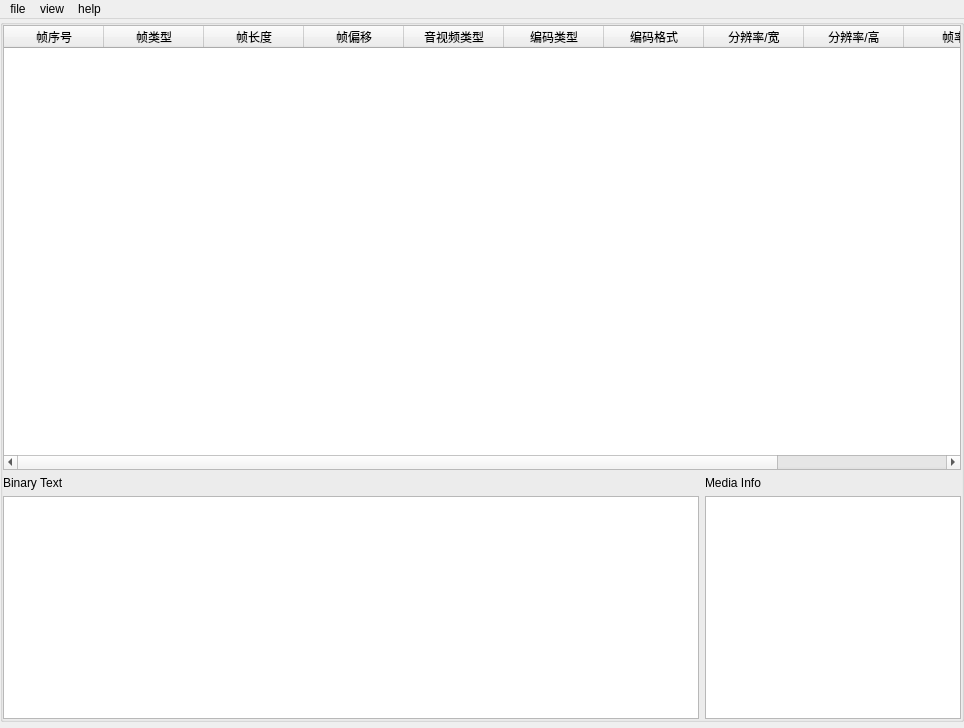
Above: SPas/sp_media_parser_qt.ui from LJianPeng/open_media_demux before the change. Below: the same form after it.
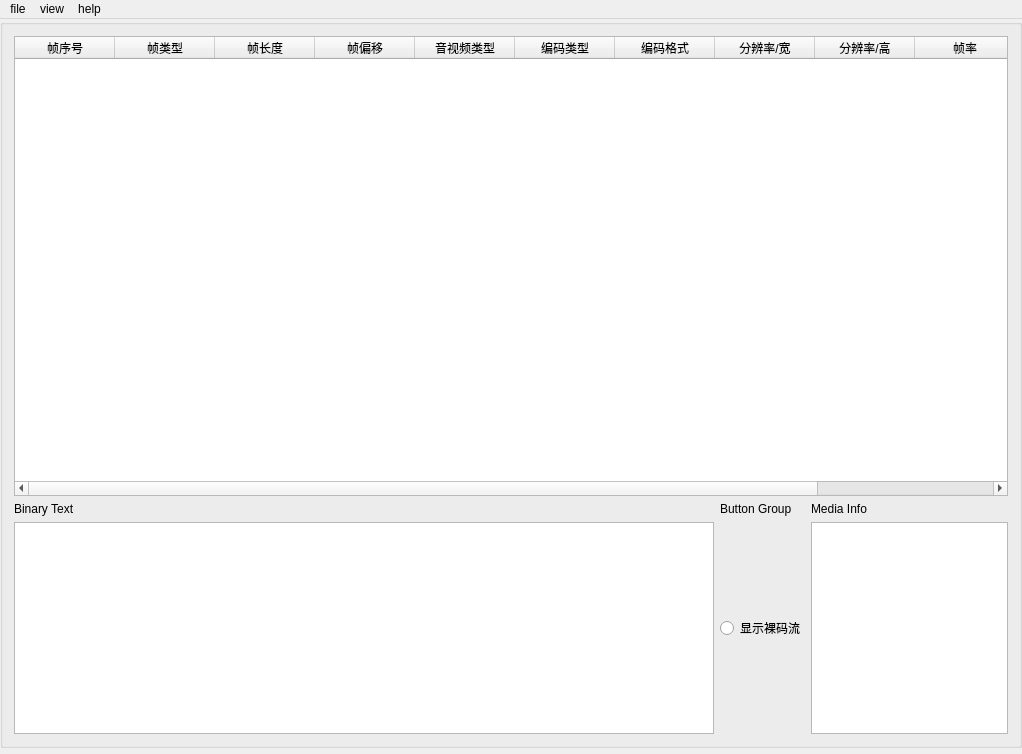
That is the form after the change.

Commit message: 更新原始数据显示

```diff
--- a/SPas/sp_media_parser_qt.ui
+++ b/SPas/sp_media_parser_qt.ui
@@ -6,8 +6,8 @@
    <rect>
     <x>0</x>
     <y>0</y>
-    <width>964</width>
-    <height>728</height>
+    <width>1022</width>
+    <height>754</height>
    </rect>
   </property>
   <property name="windowTitle">
@@ -35,33 +35,30 @@
       <property name="enabled">
        <bool>true</bool>
       </property>
+      <property name="sizePolicy">
+       <sizepolicy hsizetype="Expanding" vsizetype="Expanding">
+        <horstretch>0</horstretch>
+        <verstretch>0</verstretch>
+       </sizepolicy>
+      </property>
       <property name="inputMethodHints">
        <set>Qt::ImhHiddenText</set>
       </property>
       <property name="title">
        <string/>
       </property>
-      <layout class="QGridLayout" name="gridLayout" rowstretch="6,0,3" columnstretch="1,0" rowminimumheight="0,0,0">
-       <property name="leftMargin">
-        <number>0</number>
-       </property>
-       <property name="topMargin">
-        <number>0</number>
-       </property>
-       <property name="rightMargin">
-        <number>0</number>
-       </property>
-       <property name="bottomMargin">
-        <number>0</number>
-       </property>
-       <property name="spacing">
-        <number>6</number>
-       </property>
-       <item row="0" column="0" colspan="2">
+      <layout class="QGridLayout" name="gridLayout">
+       <item row="0" column="0" colspan="3">
         <widget class="QTableWidget" name="FrameListTableWidget">
          <property name="enabled">
           <bool>true</bool>
          </property>
+         <property name="minimumSize">
+          <size>
+           <width>0</width>
+           <height>460</height>
+          </size>
+         </property>
          <property name="contextMenuPolicy">
           <enum>Qt::CustomContextMenu</enum>
          </property>
@@ -148,6 +145,13 @@
         </widget>
        </item>
        <item row="1" column="1">
+        <widget class="QLabel" name="FrameShowBinaryTextLabel_2">
+         <property name="text">
+          <string>Button Group</string>
+         </property>
+        </widget>
+       </item>
+       <item row="1" column="2">
         <widget class="QLabel" name="MediaInfoLable">
          <property name="text">
           <string>Media Info</string>
@@ -155,10 +159,31 @@
         </widget>
        </item>
        <item row="2" column="0">
-        <widget class="QTextEdit" name="FrameShowBinaryText"/>
+        <widget class="QTextEdit" name="FrameShowBinaryText">
+         <property name="minimumSize">
+          <size>
+           <width>700</width>
+           <height>200</height>
+          </size>
+         </property>
+        </widget>
        </item>
        <item row="2" column="1">
-        <widget class="QTextEdit" name="MediaInfo"/>
+        <widget class="QRadioButton" name="RawStreamDisplay">
+         <property name="text">
+          <string>显示裸码流</string>
+         </property>
+        </widget>
+       </item>
+       <item row="2" column="2">
+        <widget class="QTextEdit" name="MediaInfo">
+         <property name="minimumSize">
+          <size>
+           <width>160</width>
+           <height>200</height>
+          </size>
+         </property>
+        </widget>
        </item>
       </layout>
      </widget>
@@ -170,7 +195,7 @@
     <rect>
      <x>0</x>
      <y>0</y>
-     <width>964</width>
+     <width>1022</width>
      <height>26</height>
     </rect>
    </property>
```
The commit also changes 35 other files.
